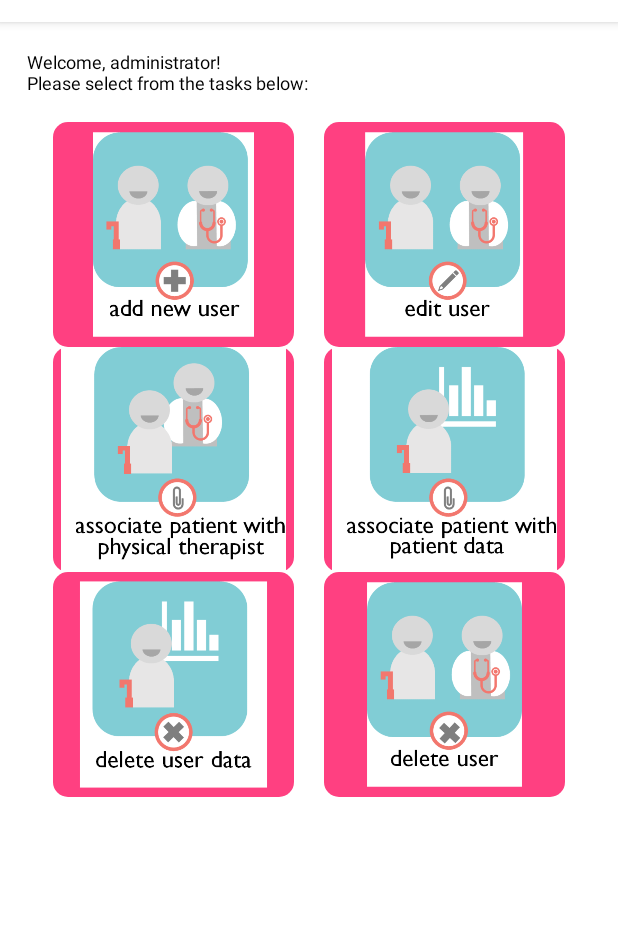
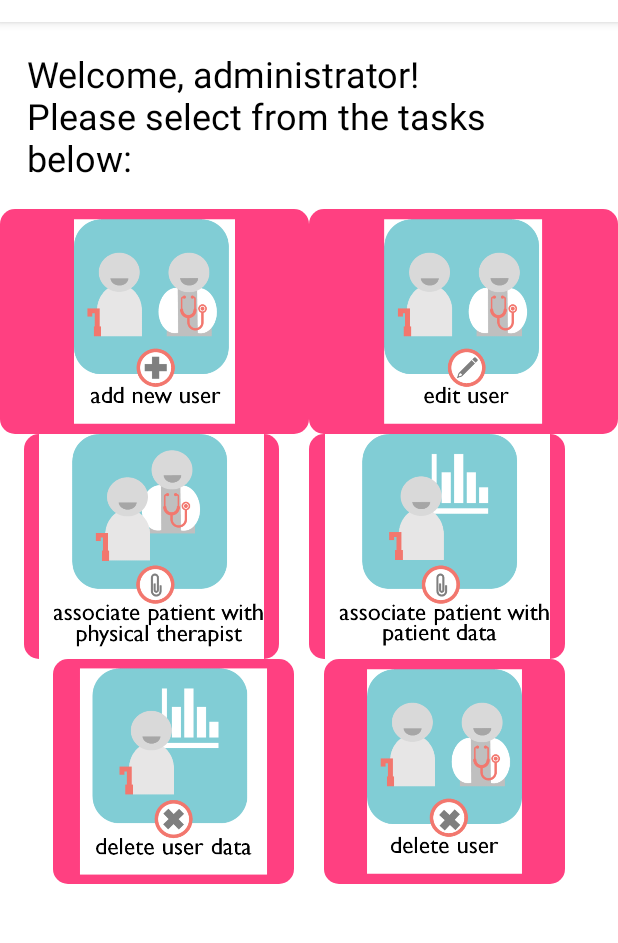
Before and after one commit to aitzkovitz/Fall2017_IntelliCane, an Android app: the AdminActivity screen opened directly, with no data from a screen before it, on a phone screen of 412 x 824 dp, the part 62-1005 px from its top. Run offline under Robolectric (Android 15) with nearby library versions, the phone set to English and light mode, and no system bars; our stand-ins replace Firebase (no records; nobody signed in at launch, a user with empty details on screens opened directly).

Commit message:
11/11/17

```diff
--- a/app/src/main/res/layout/activity_admin.xml
+++ b/app/src/main/res/layout/activity_admin.xml
@@ -18,7 +18,7 @@
         android:padding="18dp"
         android:text="Welcome, administrator!\nPlease select from the tasks below: "
         android:textColor="@color/colorPrimary1"
-        android:textSize="12dp" />
+        android:textSize="24dp" />
 
     <LinearLayout
         android:layout_width="match_parent"
@@ -39,8 +39,6 @@
             android:maxWidth="150dp"
             android:maxHeight="150dp"
             android:scaleType="fitCenter"
-            android:layout_marginLeft="35dp"
-            android:layout_marginRight="10dp"
             android:layout_weight="1"/>
 
 
@@ -57,8 +55,6 @@
             android:maxWidth="150dp"
             android:maxHeight="150dp"
             android:scaleType="fitCenter"
-            android:layout_marginLeft="10dp"
-            android:layout_marginRight="35dp"
             android:layout_weight="1"/>
 
     </LinearLayout>
@@ -82,7 +78,7 @@
             android:maxWidth="150dp"
             android:maxHeight="150dp"
             android:scaleType="fitCenter"
-            android:layout_marginLeft="35dp"
+            android:layout_marginLeft="@dimen/activity_horizontal_margin"
             android:layout_marginRight="10dp"
             android:layout_weight="1"/>
 
--- a/app/src/main/res/layout/activity_splash_screen.xml
+++ b/app/src/main/res/layout/activity_splash_screen.xml
@@ -9,7 +9,7 @@
 
     <ImageView
         android:id="@+id/imageView"
-        android:layout_width="wrap_content"
+        android:layout_width="match_parent"
         android:layout_height="wrap_content"
         app:srcCompat="@drawable/intellicane"
         tools:layout_editor_absoluteX="0dp"
--- a/app/src/main/res/values/strings.xml
+++ b/app/src/main/res/values/strings.xml
@@ -14,5 +14,5 @@
     <string name="select_login_patient">Patient</string>
     <string name="select_login_therapist">Therapist</string>
     <string name="select_login_admin">Administrator</string>
-    <string name="activity_login_create_account">I want to create an new account</string>
+    <string name="activity_login_create_account">   Create new account  </string>
 </resources>
```
Also changed, not shown: app/src/main/res/layout/activity_login.xml (+5 -4 lines).
